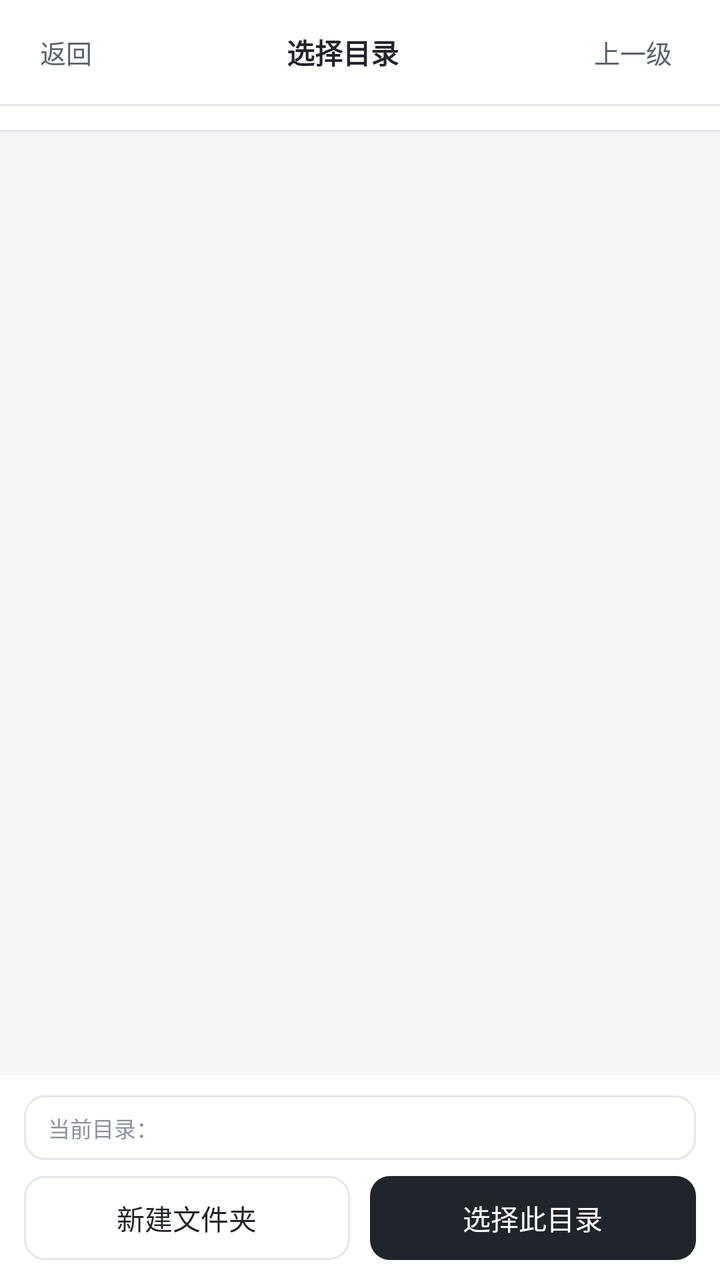
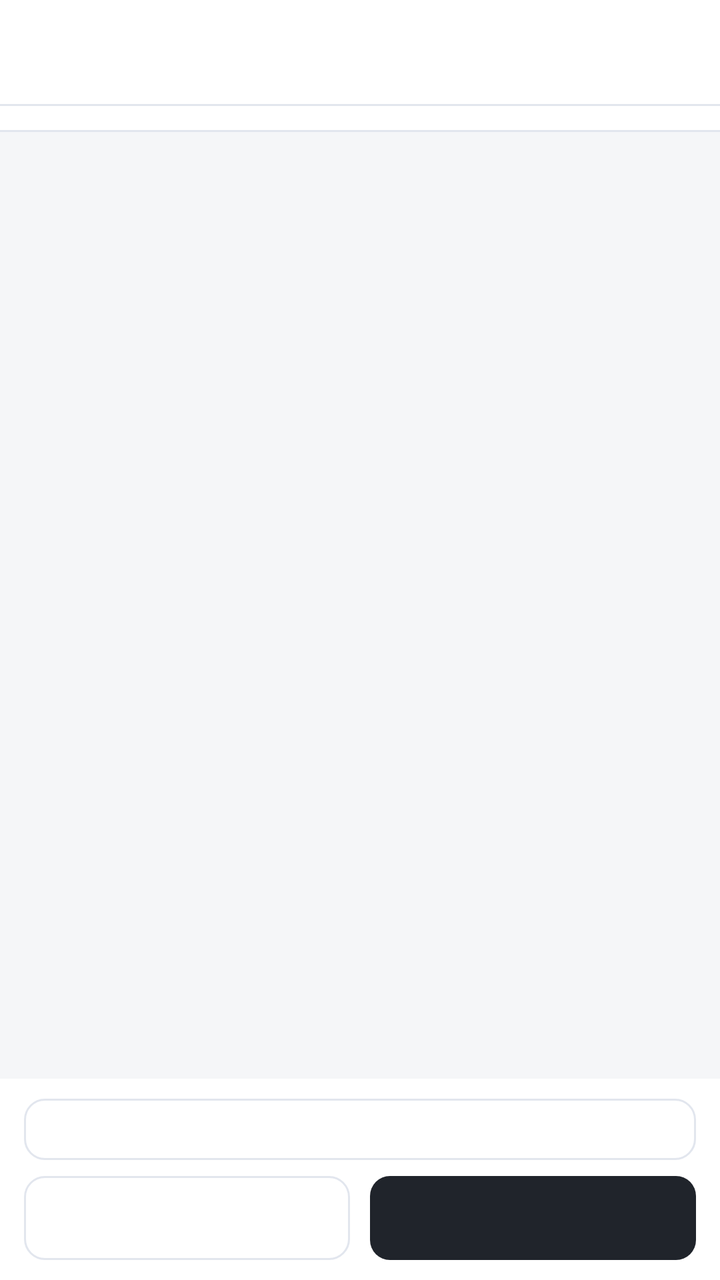

Screens rendered from an Android XML layout before and after an edit, with the pre-edit source and the edit as a unified diff.
<!-- AndroidManifest.xml: application theme Theme.TagMeow -->
<!-- res/layout/overlay_dir_browser.xml -->
<?xml version="1.0" encoding="utf-8"?>

<LinearLayout xmlns:android="http://schemas.android.com/apk/res/android"
    xmlns:app="http://schemas.android.com/apk/res-auto"
    android:id="@+id/dirBrowserOverlay"
    android:layout_width="match_parent"
    android:layout_height="match_parent"
    android:background="#f5f6f8"
    android:orientation="vertical">

    <LinearLayout
        android:layout_width="match_parent"
        android:layout_height="52dp"
        android:background="#ffffff"
        android:gravity="center_vertical"
        android:orientation="horizontal"
        android:paddingStart="8dp"
        android:paddingEnd="12dp">

        <TextView
            android:id="@+id/btnDirBrowserBack"
            android:layout_width="wrap_content"
            android:layout_height="34dp"
            android:background="?attr/selectableItemBackground"
            android:gravity="center"
            android:paddingStart="12dp"
            android:paddingEnd="12dp"
            android:text="返回"
            android:textColor="#59616e"
            android:textSize="13sp" />

        <Space
            android:layout_width="0dp"
            android:layout_height="1dp"
            android:layout_weight="1" />

        <TextView
            android:id="@+id/tvDirBrowserTitle"
            android:layout_width="wrap_content"
            android:layout_height="wrap_content"
            android:text="选择目录"
            android:textColor="#20242b"
            android:textSize="14sp"
            android:textStyle="bold" />

        <Space
            android:layout_width="0dp"
            android:layout_height="1dp"
            android:layout_weight="1" />

        <TextView
            android:id="@+id/btnDirBrowserUp"
            android:layout_width="wrap_content"
            android:layout_height="34dp"
            android:background="?attr/selectableItemBackground"
            android:gravity="center"
            android:paddingStart="12dp"
            android:paddingEnd="12dp"
            android:text="上一级"
            android:textColor="#59616e"
            android:textSize="13sp" />
    </LinearLayout>

    <View
        android:layout_width="match_parent"
        android:layout_height="1dp"
        android:background="#e2e6ee" />

    
    <HorizontalScrollView
        android:id="@+id/dirBrowserCrumbs"
        android:layout_width="match_parent"
        android:layout_height="wrap_content"
        android:background="#ffffff"
        android:scrollbars="none">

        <LinearLayout
            android:id="@+id/dirBrowserCrumbRow"
            android:layout_width="wrap_content"
            android:layout_height="wrap_content"
            android:gravity="center_vertical"
            android:orientation="horizontal"
            android:paddingStart="8dp"
            android:paddingTop="6dp"
            android:paddingEnd="8dp"
            android:paddingBottom="6dp" />
    </HorizontalScrollView>

    <View
        android:layout_width="match_parent"
        android:layout_height="1dp"
        android:background="#e2e6ee" />

    <ScrollView
        android:layout_width="match_parent"
        android:layout_height="0dp"
        android:layout_weight="1"
        android:fillViewport="true">

        <LinearLayout
            android:layout_width="match_parent"
            android:layout_height="wrap_content"
            android:orientation="vertical">

            <LinearLayout
                android:id="@+id/dirBrowserList"
                android:layout_width="match_parent"
                android:layout_height="wrap_content"
                android:orientation="vertical"
                android:padding="8dp" />

            <LinearLayout
                android:id="@+id/dirBrowserEmpty"
                android:layout_width="match_parent"
                android:layout_height="wrap_content"
                android:gravity="center"
                android:orientation="vertical"
                android:padding="40dp"
                android:visibility="gone">

                <ImageView
                    android:layout_width="42dp"
                    android:layout_height="42dp"
                    android:alpha="0.4"
                    android:contentDescription="@null"
                    android:scaleType="fitCenter"
                    android:src="@drawable/folder"
                    android:tint="#8c939f" />

                <TextView
                    android:id="@+id/tvDirBrowserEmpty"
                    android:layout_width="wrap_content"
                    android:layout_height="wrap_content"
                    android:layout_marginTop="8dp"
                    android:text="此目录为空"
                    android:textColor="#8c939f"
                    android:textSize="12sp" />
            </LinearLayout>
        </LinearLayout>
    </ScrollView>

    
    <LinearLayout
        android:layout_width="match_parent"
        android:layout_height="wrap_content"
        android:background="#ffffff"
        android:orientation="vertical"
        android:paddingStart="12dp"
        android:paddingTop="10dp"
        android:paddingEnd="12dp"
        android:paddingBottom="10dp">

        <TextView
            android:id="@+id/tvDirBrowserCurrent"
            android:layout_width="match_parent"
            android:layout_height="wrap_content"
            android:background="@drawable/bg_mini"
            android:ellipsize="middle"
            android:maxLines="1"
            android:paddingStart="12dp"
            android:paddingTop="8dp"
            android:paddingEnd="12dp"
            android:paddingBottom="8dp"
            android:text="当前目录："
            android:textColor="#8c939f"
            android:textSize="11sp" />

        <LinearLayout
            android:layout_width="match_parent"
            android:layout_height="wrap_content"
            android:layout_marginTop="8dp"
            android:orientation="horizontal">

            <TextView
                android:id="@+id/btnDirBrowserNew"
                android:layout_width="0dp"
                android:layout_height="42dp"
                android:layout_weight="1"
                android:background="@drawable/bg_mini"
                android:gravity="center"
                android:text="新建文件夹"
                android:textColor="#20242b"
                android:textSize="14sp" />

            <TextView
                android:id="@+id/btnDirBrowserChoose"
                android:layout_width="0dp"
                android:layout_height="42dp"
                android:layout_marginStart="10dp"
                android:layout_weight="1"
                android:background="@drawable/bg_mini_primary"
                android:gravity="center"
                android:text="选择此目录"
                android:textColor="#ffffff"
                android:textSize="14sp" />
        </LinearLayout>
    </LinearLayout>
</LinearLayout>
<!-- resources referenced by this layout -->
<resources>
  <!-- drawable bg_mini (drawable) -->
  <?xml version="1.0" encoding="utf-8"?>
  
  <shape xmlns:android="http://schemas.android.com/apk/res/android"
      android:shape="rectangle">
      <solid android:color="#ffffff" />
      <stroke
          android:width="1dp"
          android:color="#e2e6ee" />
      <corners android:radius="10dp" />
  </shape>
  <!-- drawable bg_mini_primary (drawable) -->
  <?xml version="1.0" encoding="utf-8"?>
  
  <shape xmlns:android="http://schemas.android.com/apk/res/android"
      android:shape="rectangle">
      <solid android:color="#20242b" />
      <corners android:radius="10dp" />
  </shape>
  <!-- drawable folder (drawable) -->
  <?xml version="1.0" encoding="utf-8"?>
  
  <vector xmlns:android="http://schemas.android.com/apk/res/android"
      android:width="24dp"
      android:height="24dp"
      android:viewportWidth="24"
      android:viewportHeight="24">
      <path
          android:fillColor="#00000000"
          android:pathData="M20 20 C21.1046 20 22 19.1046 22 18 L22 8 C22 6.8954 21.1046 6 20 6 L12.1 6 C11.4203 6.0067 10.7838 5.6677 10.41 5.1 L9.6 3.9 C9.2301 3.3383 8.6026 3.0001 7.93 3 L4 3 C2.8954 3 2 3.8954 2 5 L2 18 C2 19.1046 2.8954 20 4 20 Z"
          android:strokeColor="#FF000000"
          android:strokeLineCap="round"
          android:strokeLineJoin="round"
          android:strokeWidth="2" />
  </vector>
  <style name="Theme.TagMeow" parent="Base.Theme.TagMeow" />
  <style name="Base.Theme.TagMeow" parent="Theme.Material3.DayNight.NoActionBar">
          
          
      </style>
</resources>

<!-- the commit's change to res/layout/overlay_dir_browser.xml (unified diff, before → after) -->
@@ -5,13 +5,13 @@
     android:id="@+id/dirBrowserOverlay"
     android:layout_width="match_parent"
     android:layout_height="match_parent"
-    android:background="#f5f6f8"
+    android:background="@color/page_bg"
     android:orientation="vertical">
 
     <LinearLayout
         android:layout_width="match_parent"
         android:layout_height="52dp"
-        android:background="#ffffff"
+        android:background="@color/surface"
         android:gravity="center_vertical"
         android:orientation="horizontal"
         android:paddingStart="8dp"
@@ -25,8 +25,8 @@
             android:gravity="center"
             android:paddingStart="12dp"
             android:paddingEnd="12dp"
-            android:text="返回"
-            android:textColor="#59616e"
+            android:text=""
+            android:textColor="@color/text_medium"
             android:textSize="13sp" />
 
         <Space
@@ -38,8 +38,8 @@
             android:id="@+id/tvDirBrowserTitle"
             android:layout_width="wrap_content"
             android:layout_height="wrap_content"
-            android:text="选择目录"
-            android:textColor="#20242b"
+            android:text=""
+            android:textColor="@color/text_primary"
             android:textSize="14sp"
             android:textStyle="bold" />
 
@@ -56,22 +56,22 @@
             android:gravity="center"
             android:paddingStart="12dp"
             android:paddingEnd="12dp"
-            android:text="上一级"
-            android:textColor="#59616e"
+            android:text=""
+            android:textColor="@color/text_medium"
             android:textSize="13sp" />
     </LinearLayout>
 
     <View
         android:layout_width="match_parent"
         android:layout_height="1dp"
-        android:background="#e2e6ee" />
+        android:background="@color/border" />
 
     
     <HorizontalScrollView
         android:id="@+id/dirBrowserCrumbs"
         android:layout_width="match_parent"
         android:layout_height="wrap_content"
-        android:background="#ffffff"
+        android:background="@color/surface"
         android:scrollbars="none">
 
         <LinearLayout
@@ -89,61 +89,51 @@
     <View
         android:layout_width="match_parent"
         android:layout_height="1dp"
-        android:background="#e2e6ee" />
+        android:background="@color/border" />
 
-    <ScrollView
+    
+    <androidx.recyclerview.widget.RecyclerView
+        android:id="@+id/dirBrowserList"
         android:layout_width="match_parent"
         android:layout_height="0dp"
         android:layout_weight="1"
-        android:fillViewport="true">
+        android:clipToPadding="false"
+        android:padding="8dp" />
 
-        <LinearLayout
-            android:layout_width="match_parent"
+    <LinearLayout
+        android:id="@+id/dirBrowserEmpty"
+        android:layout_width="match_parent"
+        android:layout_height="0dp"
+        android:layout_weight="1"
+        android:gravity="center"
+        android:orientation="vertical"
+        android:padding="40dp"
+        android:visibility="gone">
+
+        <ImageView
+            android:layout_width="42dp"
+            android:layout_height="42dp"
+            android:alpha="0.4"
+            android:contentDescription="@null"
+            android:scaleType="fitCenter"
+            android:src="@drawable/folder"
+            android:tint="@color/text_secondary" />
+
+        <TextView
+            android:id="@+id/tvDirBrowserEmpty"
+            android:layout_width="wrap_content"
             android:layout_height="wrap_content"
-            android:orientation="vertical">
-
-            <LinearLayout
-                android:id="@+id/dirBrowserList"
-                android:layout_width="match_parent"
-                android:layout_height="wrap_content"
-                android:orientation="vertical"
-                android:padding="8dp" />
-
-            <LinearLayout
-                android:id="@+id/dirBrowserEmpty"
-                android:layout_width="match_parent"
-                android:layout_height="wrap_content"
-                android:gravity="center"
-                android:orientation="vertical"
-                android:padding="40dp"
-                android:visibility="gone">
-
-                <ImageView
-                    android:layout_width="42dp"
-                    android:layout_height="42dp"
-                    android:alpha="0.4"
-                    android:contentDescription="@null"
-                    android:scaleType="fitCenter"
-                    android:src="@drawable/folder"
-                    android:tint="#8c939f" />
-
-                <TextView
-                    android:id="@+id/tvDirBrowserEmpty"
-                    android:layout_width="wrap_content"
-                    android:layout_height="wrap_content"
-                    android:layout_marginTop="8dp"
-                    android:text="此目录为空"
-                    android:textColor="#8c939f"
-                    android:textSize="12sp" />
-            </LinearLayout>
-        </LinearLayout>
-    </ScrollView>
+            android:layout_marginTop="8dp"
+            android:text=""
+            android:textColor="@color/text_secondary"
+            android:textSize="12sp" />
+    </LinearLayout>
 
     
     <LinearLayout
         android:layout_width="match_parent"
         android:layout_height="wrap_content"
-        android:background="#ffffff"
+        android:background="@color/surface"
         android:orientation="vertical"
         android:paddingStart="12dp"
         android:paddingTop="10dp"
@@ -161,8 +151,8 @@
             android:paddingTop="8dp"
             android:paddingEnd="12dp"
             android:paddingBottom="8dp"
-            android:text="当前目录："
-            android:textColor="#8c939f"
+            android:text=""
+            android:textColor="@color/text_secondary"
             android:textSize="11sp" />
 
         <LinearLayout
@@ -178,8 +168,8 @@
                 android:layout_weight="1"
                 android:background="@drawable/bg_mini"
                 android:gravity="center"
-                android:text="新建文件夹"
-                android:textColor="#20242b"
+                android:text=""
+                android:textColor="@color/text_primary"
                 android:textSize="14sp" />
 
             <TextView
@@ -190,8 +180,8 @@
                 android:layout_weight="1"
                 android:background="@drawable/bg_mini_primary"
                 android:gravity="center"
-                android:text="选择此目录"
-                android:textColor="#ffffff"
+                android:text=""
+                android:textColor="@color/on_primary_text"
                 android:textSize="14sp" />
         </LinearLayout>
     </LinearLayout>
<!-- resource entries referenced after the edit -->
@@ -1,14 +1,21 @@
 <!-- resources referenced by this layout -->
 <resources>
+  <color name="border">#E2E6EE</color>
+  <color name="on_primary_text">#FFFFFF</color>
+  <color name="page_bg">#F5F6F8</color>
+  <color name="surface">#FFFFFF</color>
+  <color name="text_medium">#59616E</color>
+  <color name="text_primary">#20242B</color>
+  <color name="text_secondary">#8C939F</color>
   <!-- drawable bg_mini (drawable) -->
   <?xml version="1.0" encoding="utf-8"?>
   
   <shape xmlns:android="http://schemas.android.com/apk/res/android"
       android:shape="rectangle">
-      <solid android:color="#ffffff" />
+      <solid android:color="@color/surface" />
       <stroke
           android:width="1dp"
-          android:color="#e2e6ee" />
+          android:color="@color/border" />
       <corners android:radius="10dp" />
   </shape>
   <!-- drawable bg_mini_primary (drawable) -->
@@ -16,7 +23,7 @@
   
   <shape xmlns:android="http://schemas.android.com/apk/res/android"
       android:shape="rectangle">
-      <solid android:color="#20242b" />
+      <solid android:color="@color/primary_button_bg" />
       <corners android:radius="10dp" />
   </shape>
   <!-- drawable folder (drawable) -->
@@ -36,6 +43,7 @@
           android:strokeWidth="2" />
   </vector>
   <style name="Theme.TagMeow" parent="Base.Theme.TagMeow" />
+  <color name="primary_button_bg">#20242B</color>
   <style name="Base.Theme.TagMeow" parent="Theme.Material3.DayNight.NoActionBar">
           
           
